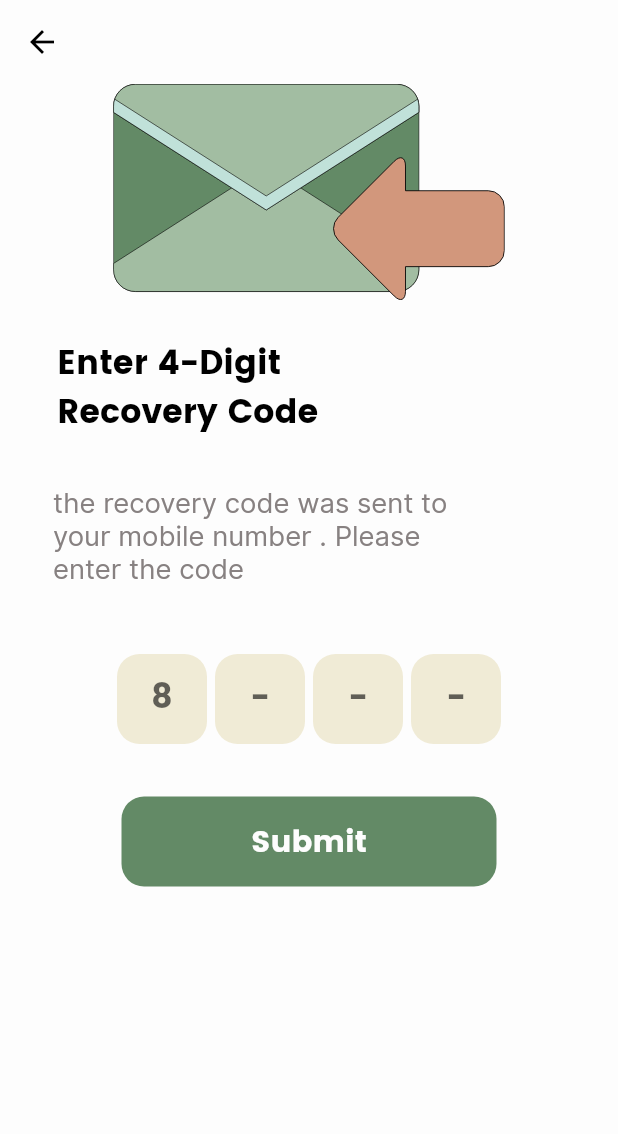
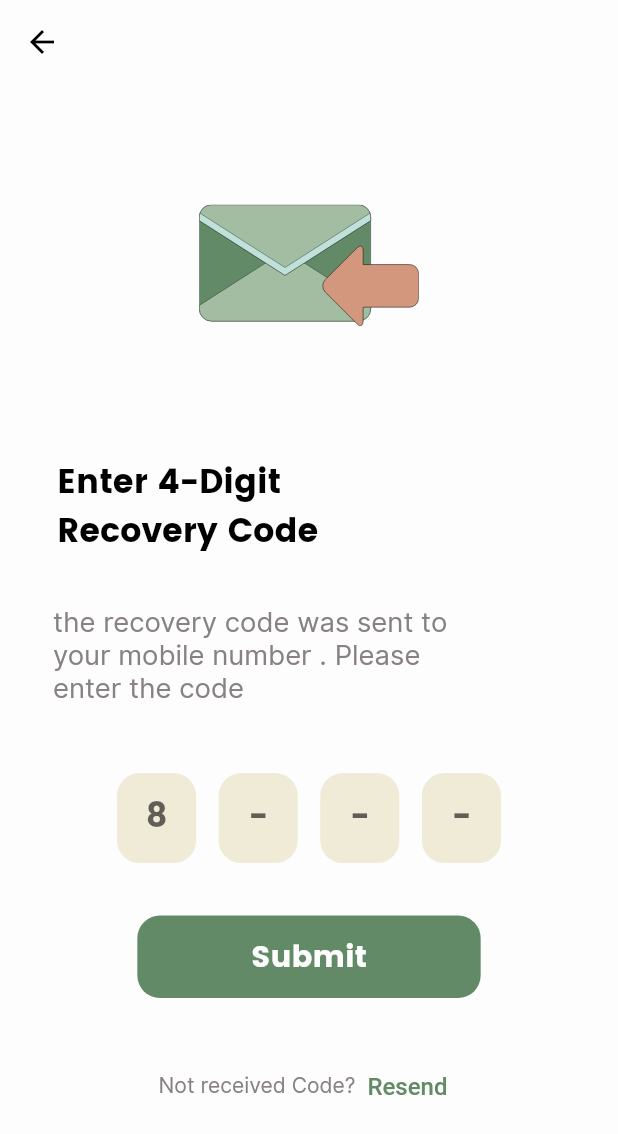
Before and after one commit to ahmedgaad/WEVR, a Flutter app: the ResetEmailView screen opened by its route, on a phone screen of 412 x 824 dp. Shown: the top 1134 px of the screen. Run offline on Flutter 3.47's test engine with Material 2 defaults, Android fonts, the light colour scheme and no system bars; our stand-ins replace bloc, conditional_builder_null_safety, dio, flutter_bloc, flutter_screenutil, flutter_svg and 2 more; accounts and stored records are empty.

Commit message:
reset email and reset phone are finished ,new updates in login and register

```diff
--- a/lib/modules/login/login_view.dart
+++ b/lib/modules/login/login_view.dart
@@ -117,7 +117,7 @@ class LoginView extends StatelessWidget {
                               icon: const Padding(
                                 padding: EdgeInsets.all(PaddingSize.p20),
                                 child: Icon(
-                                  Icons.arrow_back_ios,
+                                  Icons.arrow_back,
                                   size: AppSize.s24,
                                 ),
                               ),
--- a/lib/modules/register/cubit/states.dart
+++ b/lib/modules/register/cubit/states.dart
@@ -1,3 +1,7 @@
 abstract class RegisterStates {}
 
 class RegisterInitialState extends RegisterStates{}
+
+class ChangeRegisterPasswordVisibilityState extends RegisterStates{}
+
+class ChangeConfirmPasswordVisibilityState extends RegisterStates{}
--- a/lib/modules/reset_via_email/reset_email_view.dart
+++ b/lib/modules/reset_via_email/reset_email_view.dart
@@ -1,16 +1,16 @@
 import 'package:flutter/material.dart';
 import 'package:flutter/services.dart';
 import 'package:wevr_app/shared/managers/font_manager.dart';
-import 'package:wevr_app/shared/managers/routes_manager.dart';
 import 'package:wevr_app/shared/managers/strings_manager.dart';
 import 'package:wevr_app/shared/managers/style_manager.dart';
+import 'package:flutter_screenutil/flutter_screenutil.dart';
 
 import '../../shared/components/components.dart';
 import '../../shared/managers/assets_manager.dart';
 import '../../shared/managers/color_manager.dart';
+import '../../shared/managers/routes_manager.dart';
 import '../../shared/managers/values_manager.dart';
 import 'package:flutter_svg/svg.dart';
-import 'package:flutter_screenutil/flutter_screenutil.dart';
 
 class ResetEmailView extends StatefulWidget {
   const ResetEmailView({Key? key}) : super(key: key);
@@ -40,6 +40,9 @@ class _ResetEmailViewState extends State<ResetEmailView> {
       ),
       body: SafeArea(
         child: SingleChildScrollView(
+          child: Padding(
+            padding:  EdgeInsets.symmetric(
+                vertical: AppSize.s20.h),
             child: Column(
               crossAxisAlignment: CrossAxisAlignment.start,
               children: [
@@ -56,12 +59,17 @@ class _ResetEmailViewState extends State<ResetEmailView> {
                 //   ),
                 // ),
                 Align(
+                  child: Padding(
+                    padding: EdgeInsets.symmetric(
+                        horizontal: AppSize.s83.w,
+                    ),
                     child: SvgPicture.asset(
                       ImagesAssetsManager.emailReset,
                       fit: BoxFit.scaleDown,
-                  width: AppSize.s264,
-                  height: AppSize.s144,
+                      width: AppSize.s128.w,
+                      height: AppSize.s224.h,
                       alignment: Alignment.center,
+                    ),
                   ),
                 ),
                 Padding(
@@ -99,7 +107,8 @@ class _ResetEmailViewState extends State<ResetEmailView> {
                   child: Row(
                     mainAxisAlignment: MainAxisAlignment.spaceBetween,
                     children: [
-                    Container(
+                      Expanded(
+                        child: Container(
                           width: AppSize.s60,
                           height: AppSize.s60,
                           decoration: BoxDecoration(
@@ -128,7 +137,10 @@ class _ResetEmailViewState extends State<ResetEmailView> {
                             ],
                           ),
                         ),
-                    Container(
+                      ),
+                      const SizedBox(width: AppSize.s15,),
+                      Expanded(
+                        child: Container(
                           width: AppSize.s60,
                           height: AppSize.s60,
                           decoration: BoxDecoration(
@@ -157,7 +169,10 @@ class _ResetEmailViewState extends State<ResetEmailView> {
                             ],
                           ),
                         ),
-                    Container(
+                      ),
+                      const SizedBox(width: AppSize.s15,),
+                      Expanded(
+                        child: Container(
                           width: AppSize.s60,
                           height: AppSize.s60,
                           decoration: BoxDecoration(
@@ -186,7 +201,10 @@ class _ResetEmailViewState extends State<ResetEmailView> {
                             ],
                           ),
                         ),
-                    Container(
+                      ),
+                      const SizedBox(width: AppSize.s15,),
+                      Expanded(
+                        child: Container(
                           width: AppSize.s60,
                           height: AppSize.s60,
                           decoration: BoxDecoration(
@@ -215,6 +233,7 @@ class _ResetEmailViewState extends State<ResetEmailView> {
                             ],
                           ),
                         ),
+                      ),
                     ],
                   ),
                 ),
@@ -225,13 +244,31 @@ class _ResetEmailViewState extends State<ResetEmailView> {
                     child: defaultButton(
                       function: () {},
                       text: AppStrings.submit,
-                    width: AppSize.s250,
-                    height: AppSize.s60,
+                      width: AppSize.s200.w,
+                      height: AppSize.s60.h,
                       isUpperCase: false,
                     ),
                   ),
                 ),
+                Row(
+                  mainAxisAlignment: MainAxisAlignment.center,
+                  children: [
+                    Text(
+                      AppStrings.resendCode,
+                      style: getRegularStyleInter(
+                          color: ColorManager.darkGrey,
+                        fontSize: FontSize.s14,
+                      ),
+                    ),
+                    defaultTextButton(
+                        text: AppStrings.resend,
+                        textColor: ColorManager.primary,
+                        onPressed: (){},
+                    )
                   ],
+                ),
+              ],
+            ),
           ),
         ),
       ),
--- a/lib/shared/managers/strings_manager.dart
+++ b/lib/shared/managers/strings_manager.dart
@@ -27,6 +27,8 @@ class AppStrings{
   static const String alreadyHaveAccount = "Already have an account?";
   static const String viaPhone = "via phone number";
   static const String viaEmail = "via email";
+  static const String resendCode = "Not received Code?";
+  static const String resend = "Resend";
 
   static const String onBoardingSubTitle1 =
   """
--- a/lib/shared/managers/values_manager.dart
+++ b/lib/shared/managers/values_manager.dart
@@ -63,6 +63,7 @@ class AppSize {
   static const double s56 = 56.0;
   static const double s60 = 60.0;
   static const double s70 = 70.0;
+  static const double s83 = 83.0;
   static const double s96 = 96.0;
   static const double s100 = 100.0;
   static const double s128 = 128.0;
```
Also changed, not shown: lib/modules/register/cubit/cubit.dart (+18 -1 lines), lib/modules/register/register_successfuly.dart (+9 -1 lines), lib/modules/register/register_view.dart (+19 -4 lines), lib/modules/reset_via_phone/reset_phone_view.dart (+19 -2 lines). Lines whose indentation alone changed are shown as unchanged.
